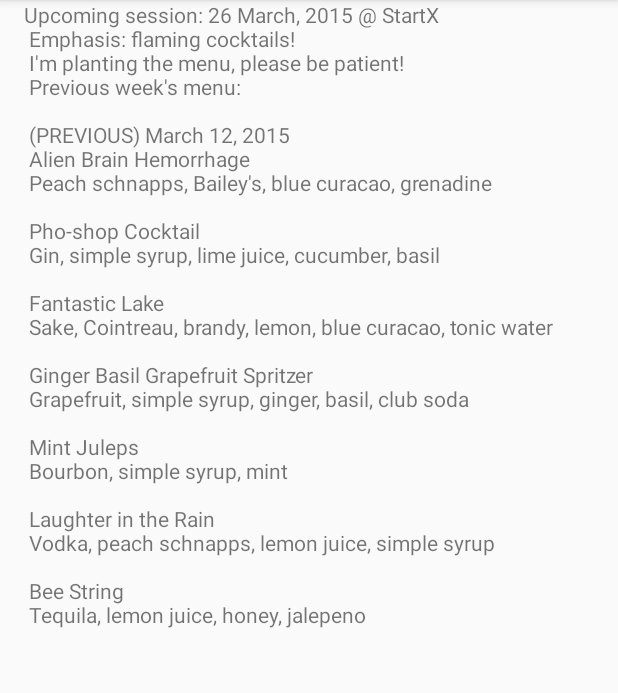
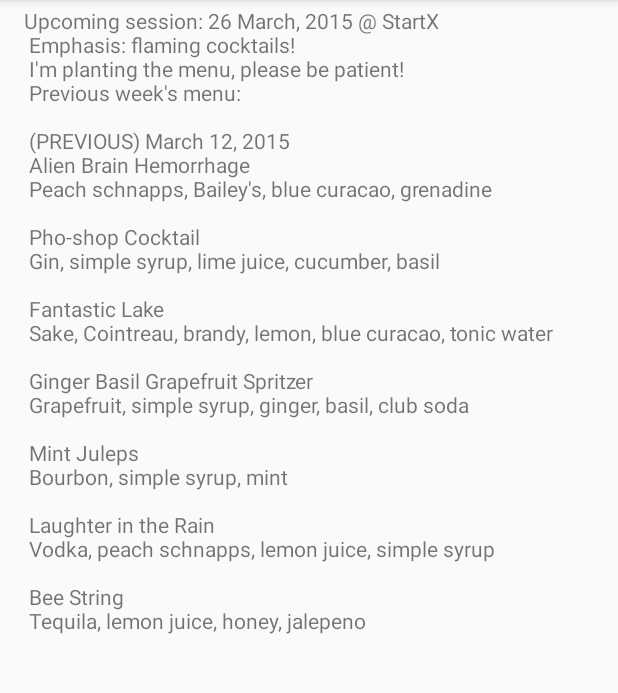
Before and after one commit to davidopluslau/CleverEggplant, an Android app: the screen it shows after launch (MainActivity), on a phone screen of 412 x 824 dp, the part 84-777 px from its top. Run offline under Robolectric (Android 15) with nearby library versions, the phone set to English and light mode, and no system bars.

Commit message:
Fixed formatting for staff page

```diff
--- a/CleverEggplant/app/src/main/java/com/theclevereggplant/clevereggplant/DemoPagerAdapter.java
+++ b/CleverEggplant/app/src/main/java/com/theclevereggplant/clevereggplant/CleverPagerAdapter.java
@@ -10,11 +10,11 @@
 import android.support.v4.app.FragmentManager;
 import android.support.v4.app.FragmentPagerAdapter;
 
-public class DemoPagerAdapter extends FragmentPagerAdapter {
+public class CleverPagerAdapter extends FragmentPagerAdapter {
 
     List<String> pageStrings = new ArrayList<>();
 
-    public DemoPagerAdapter(FragmentManager fm, Context context) {
+    public CleverPagerAdapter(FragmentManager fm, Context context) {
         super(fm);
         String[] pageData = context.getResources().getStringArray(R.array.textBullshit);
         pageStrings = new ArrayList<>(Arrays.asList(pageData));
--- a/CleverEggplant/app/src/main/java/com/theclevereggplant/clevereggplant/MainActivity.java
+++ b/CleverEggplant/app/src/main/java/com/theclevereggplant/clevereggplant/MainActivity.java
@@ -8,7 +8,7 @@
 
 
 public class MainActivity extends ActionBarActivity {
-    DemoPagerAdapter demoPagerAdapter;
+    CleverPagerAdapter cleverPagerAdapter;
     ViewPager viewPager;
 
     @Override
@@ -17,9 +17,9 @@
         setContentView(R.layout.activity_main);
         getSupportActionBar().setTitle(R.string.menu_title);
 
-        demoPagerAdapter = new DemoPagerAdapter(getSupportFragmentManager(), this);
+        cleverPagerAdapter = new CleverPagerAdapter(getSupportFragmentManager(), this);
         viewPager = (ViewPager) findViewById(R.id.pager);
-        viewPager.setAdapter(demoPagerAdapter);
+        viewPager.setAdapter(cleverPagerAdapter);
     }
 
 
--- a/CleverEggplant/app/src/main/res/layout/text_vomit_page.xml
+++ b/CleverEggplant/app/src/main/res/layout/text_vomit_page.xml
@@ -8,6 +8,7 @@
                 android:text="@string/sanity_title"
                 android:layout_width="wrap_content"
                 android:layout_height="wrap_content"
+                android:layout_marginTop="@dimen/claustrophobia"
                 android:id="@+id/text_vomit"/>
     </ScrollView>
 </RelativeLayout>
--- a/CleverEggplant/app/src/main/res/values/dimens.xml
+++ b/CleverEggplant/app/src/main/res/values/dimens.xml
@@ -3,4 +3,5 @@
     <dimen name="activity_horizontal_margin">16dp</dimen>
     <dimen name="activity_vertical_margin">16dp</dimen>
     <dimen name="thumbnail_side">128dp</dimen>
+    <dimen name="claustrophobia">4dp</dimen>
 </resources>
```
Also changed, not shown: CleverEggplant/app/src/main/res/layout/staff_page.xml (+16 -4 lines).
